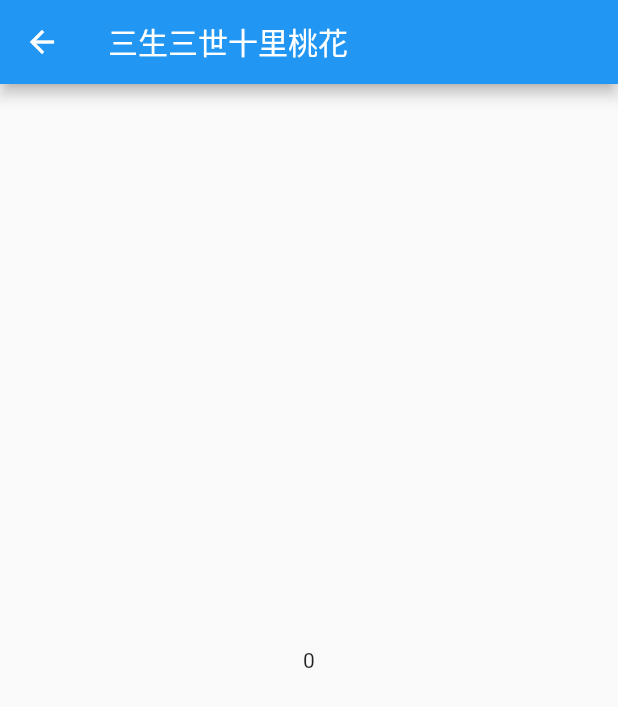
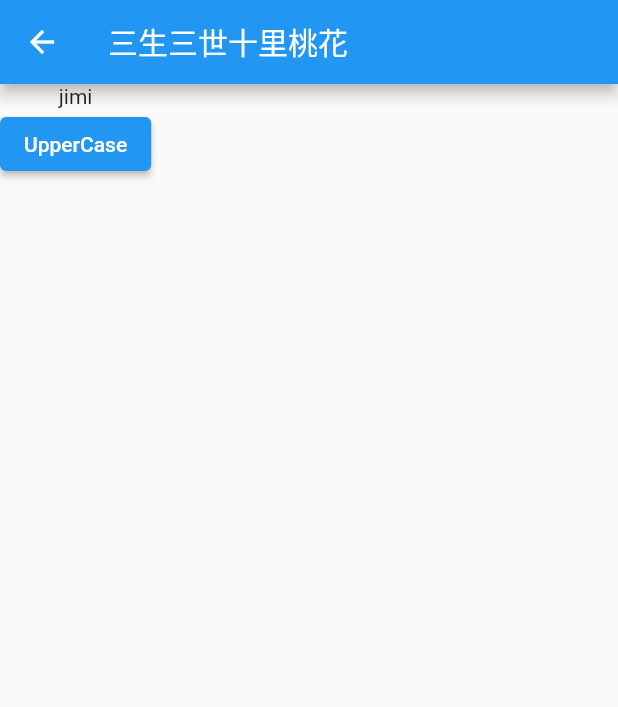
Before and after one commit to ljj218/get_test, a Flutter app: the Other screen opened directly, on a phone screen of 412 x 824 dp. Shown: the top 707 px of the screen. Run offline on Flutter 3.47's test engine with Material 2 defaults, Android fonts, the phone set to English and light mode, and no system bars; our stand-ins replace get.

Commit message:
no message

```diff
--- /dev/null
+++ b/getx/lib/Controller2.dart
@@ -0,0 +1,49 @@
+/*
+ * @Author: dragon
+ * @Date: 2021-09-26 15:55:38
+ * @LastEditTime: 2021-09-26 16:31:26
+ * @LastEditors: dragon
+ * @Description:
+ * @FilePath: \getx\lib\Controller2.dart
+ */
+import 'package:get/get.dart';
+
+class Controller2 extends GetxController {
+  // 第一种
+  var teacher = Teacher();
+
+  void convertToUpperCase() {
+    teacher.name.value = teacher.name.value.toUpperCase();
+  }
+
+  // 第二种
+  // var teacher = Teacher(name: "Jimi", age: 13).obs;
+
+  // void convertToUpperCase() {
+  // //所以，如果我们改变其中的一些变量：
+  // teacher.value.name = 'Roi';
+  // //小部件不会重建！
+  // //对于自定义类，我们需要手动 "通知 "改变。
+  // user.refresh();
+  //   teacher.update((val) {
+  //     teacher.value.name = teacher.value.name.toString().toUpperCase();
+  //   });
+  // }
+
+  // 第三种
+  // var teacher = Teacher();
+  // void convertToUpperCase() {
+  //   teacher.name.value = teacher.name.value.toUpperCase();
+  //   update();
+  // }
+}
+
+class Teacher {
+  var name = "jimi".obs;
+  var age = 18.obs;
+
+  // 构造函数创建
+  // late String name;
+  // late int age;
+  // Teacher({this.name, this.age});
+}
--- /dev/null
+++ b/getx/lib/Other.dart
@@ -0,0 +1,53 @@
+/*
+ * @Author: dragon
+ * @Date: 2021-09-26 15:55:04
+ * @LastEditTime: 2021-09-26 16:52:11
+ * @LastEditors: dragon
+ * @Description:
+ * @FilePath: \getx\lib\Other.dart
+ */
+import 'package:flutter/material.dart';
+import 'package:get/get.dart';
+import 'Controller2.dart';
+
+class Other extends StatelessWidget {
+  //第一种
+  final Controller2 c = Get.put(Controller2());
+
+  @override
+  Widget build(BuildContext context) {
+    return Container(
+      child: Scaffold(
+        appBar: AppBar(
+          title: Text('三生三世十里桃花'),
+        ),
+        body: Column(
+          children: [
+            //第一种
+            // Obx(() => Text('${c.teacher.name}')),
+            // 第二种
+            // GetX<Controller2>(
+            //     init: Controller2(),
+            //     builder: (controler) {
+            //       return Text('${c.teacher.value.name}');
+            //     }),
+            // 第三种
+            GetBuilder<Controller2>(
+                init: Controller2(),
+                builder: (controller) {
+                  return Text('${c.teacher.name}');
+                }),
+            ElevatedButton(
+                onPressed: () {
+                  c.convertToUpperCase();
+
+                  //查找
+                  // Get.find<Controller2>().convertToUpperCase();
+                },
+                child: Text('UpperCase'))
+          ],
+        ),
+      ),
+    );
+  }
+}
--- a/getx/lib/main.dart
+++ b/getx/lib/main.dart
@@ -1,13 +1,14 @@
 /*
  * @Author: Long_jj
  * @Date: 2021-09-02 21:46:38
- * @LastEditTime: 2021-09-10 14:29:05
+ * @LastEditTime: 2021-09-26 16:09:39
  * @LastEditors: dragon
  * @Description:
  * @FilePath: \getx\lib\main.dart
  */
 import 'package:flutter/material.dart';
 import 'package:get/get.dart';
+import 'Other.dart';
 
 void main() {
   runApp(MyApp());
@@ -150,22 +151,3 @@ class _MyHomePageState extends State<MyHomePage> {
     );
   }
 }
-
-class Other extends StatelessWidget {
-  const Other({Key? key}) : super(key: key);
-
-  @override
-  Widget build(BuildContext context) {
-    final Controller c = Get.find();
-    return Container(
-      child: Scaffold(
-        appBar: AppBar(
-          title: Text('三生三世十里桃花'),
-        ),
-        body: Center(
-          child: Obx(() => Text('${c.count}')),
-        ),
-      ),
-    );
-  }
-}
```
